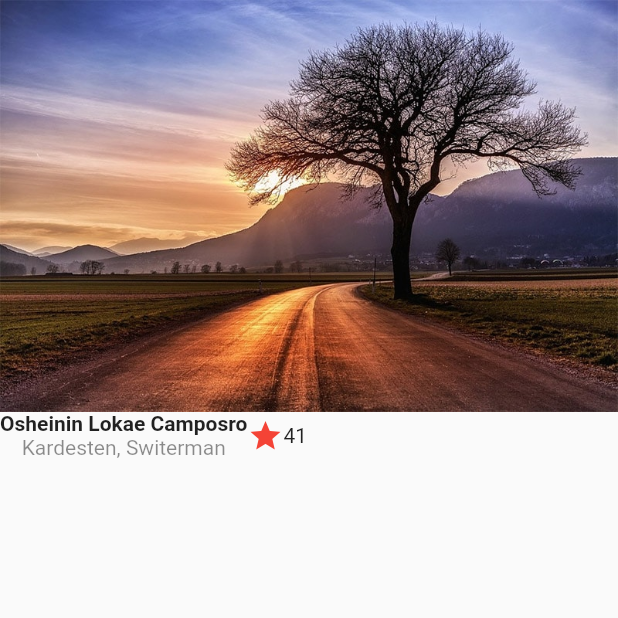
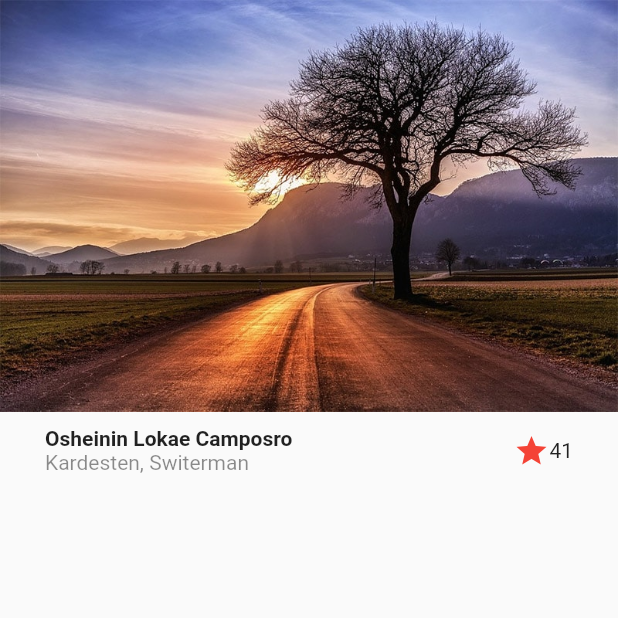
Before and after one commit to Viqui-Alaro/Flutter_disenos, a Flutter app: the screen it shows after launch, on a phone screen of 412 x 824 dp, the top half of it. Run offline on Flutter 3.47's test engine with Material 2 defaults, Android fonts, the phone set to English and light mode, and no system bars.

Commit message:
se ajusto el primer diseño de la primera pantalla

```diff
--- a/lib/screens/basic_design.dart
+++ b/lib/screens/basic_design.dart
@@ -26,18 +26,25 @@ class Title extends StatelessWidget {
 
   @override
   Widget build(BuildContext context) {
-    return Row(
+    return Container(
+
+      margin: EdgeInsets.symmetric(horizontal: 30, vertical: 10),
+      child: Row(
+        mainAxisAlignment: MainAxisAlignment.spaceAround,
         children: [
           Column(
+            crossAxisAlignment: CrossAxisAlignment.start,
             children: [
               Text('Osheinin Lokae Camposro', style: TextStyle(fontWeight: FontWeight.bold),),
               Text('Kardesten, Switerman',style: TextStyle(color: Colors.black45)),
             ],
           ),
+          Expanded(child: Container()),
 
           Icon(Icons.star,color: Colors.red,),
           Text('41')
         ],
+      ),
     );
   }
 }
```
Lines whose indentation alone changed are shown as unchanged.
